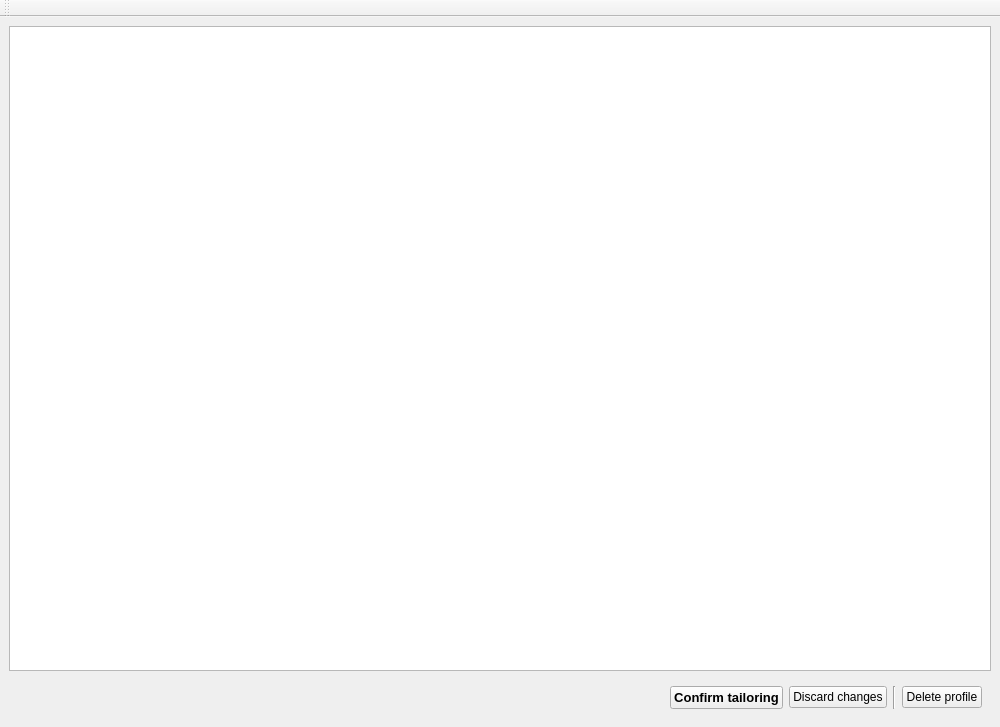
OpenSCAP/scap-workbench, file ui/TailoringWindow.ui: the form before one commit.
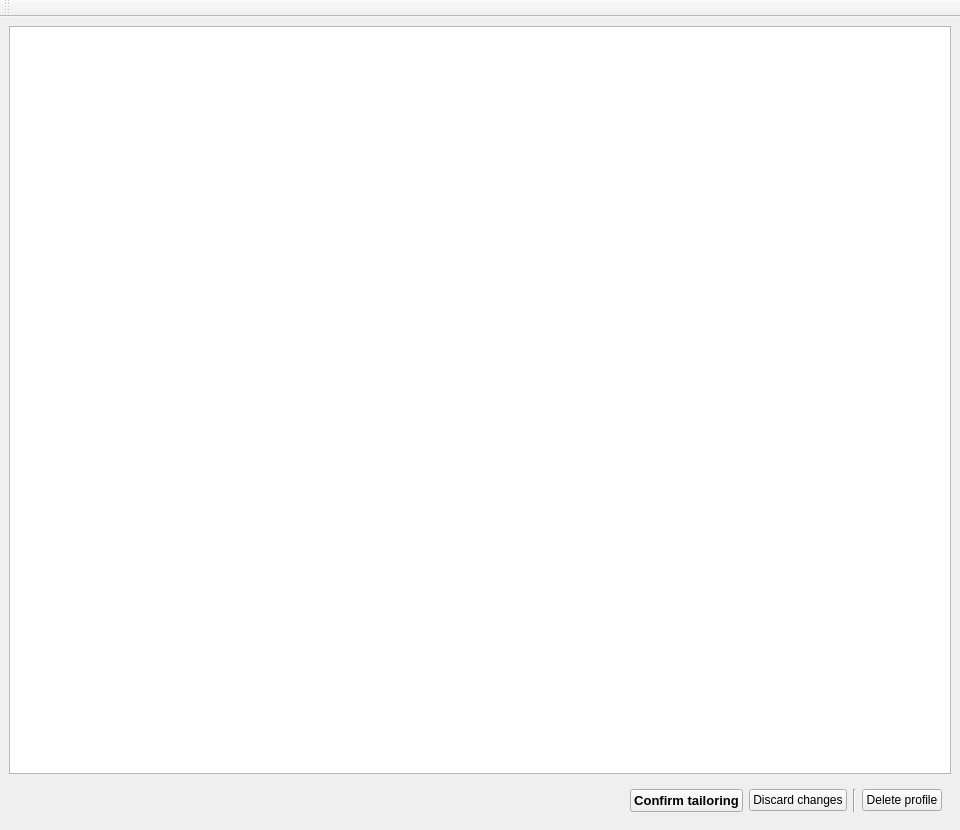
The form after the commit.

Commit message: No Ellipsis, allow horizontal scrollbar to work properly in TailoringWindow

The edit to the form file:
```diff
--- a/ui/TailoringWindow.ui
+++ b/ui/TailoringWindow.ui
@@ -9,8 +9,8 @@
    <rect>
     <x>0</x>
     <y>0</y>
-    <width>1000</width>
-    <height>727</height>
+    <width>960</width>
+    <height>830</height>
    </rect>
   </property>
   <property name="windowTitle">
@@ -20,15 +20,27 @@
    <layout class="QVBoxLayout" name="verticalLayout">
     <item>
      <widget class="QTreeWidget" name="itemsTree">
+      <property name="horizontalScrollBarPolicy">
+       <enum>Qt::ScrollBarAsNeeded</enum>
+      </property>
+      <property name="alternatingRowColors">
+       <bool>false</bool>
+      </property>
       <property name="iconSize">
        <size>
         <width>22</width>
         <height>22</height>
        </size>
       </property>
+      <property name="textElideMode">
+       <enum>Qt::ElideNone</enum>
+      </property>
       <property name="uniformRowHeights">
        <bool>true</bool>
       </property>
+      <property name="wordWrap">
+       <bool>false</bool>
+      </property>
       <attribute name="headerVisible">
        <bool>false</bool>
       </attribute>
```
Left out of the diff: 2 changed lines with no effect on the pictures. The commit also changes 1 other file.
